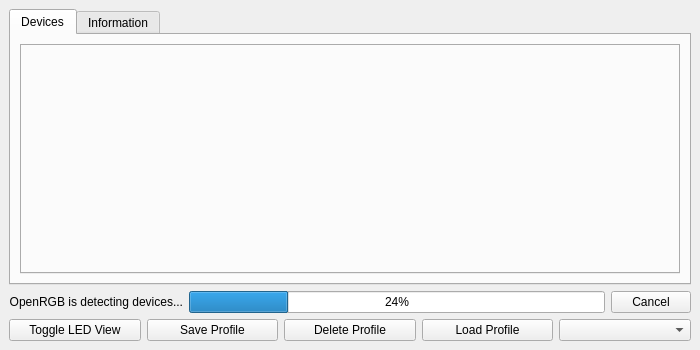
Old version of the form qt/OpenRGBDialog2.ui in the repository CalcProgrammer1/OpenRGB.
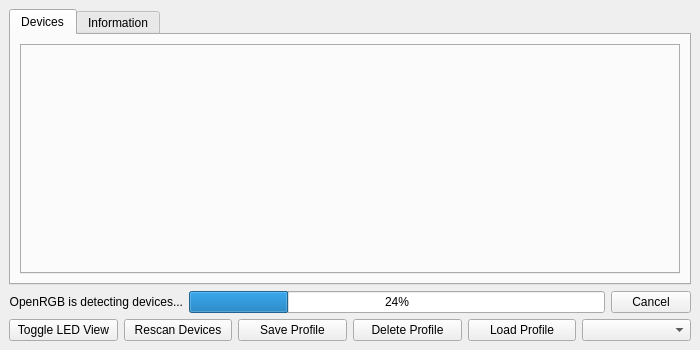
New version of the form.

Commit message: Implement detection progress callback and device rescan button

What changed in the file:
```diff
--- a/qt/OpenRGBDialog2.ui
+++ b/qt/OpenRGBDialog2.ui
@@ -71,6 +71,13 @@
         </property>
        </widget>
       </item>
+      <item>
+       <widget class="QPushButton" name="ButtonRescan">
+        <property name="text">
+         <string>Rescan Devices</string>
+        </property>
+       </widget>
+      </item>
       <item>
        <widget class="QPushButton" name="ButtonSaveProfile">
         <property name="text">
```
The commit also changes 2 other files.
